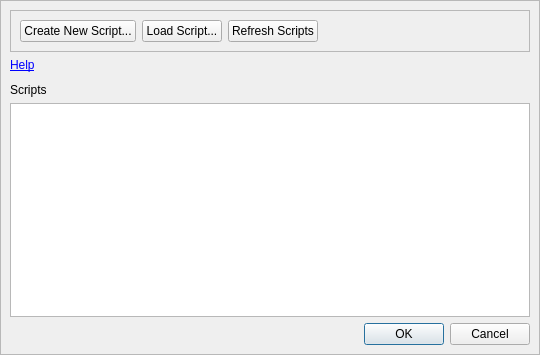
This is forms/customscriptseditor.ui in huderlem/porymap as Qt 5 draws it before an edit. The edited form follows.
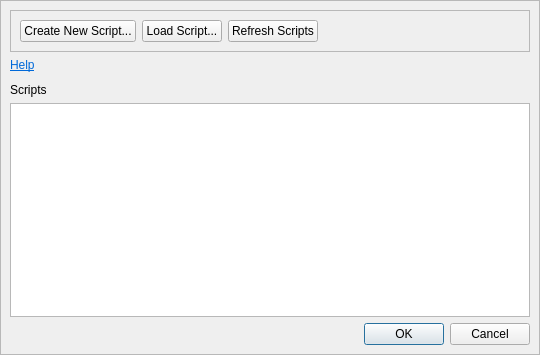
This is the edited form. Icons and pictures are not drawn.

Commit message: Hardcode URL colors (for Windows dark themes)

The edit to the form file:
```diff
--- a/forms/customscriptseditor.ui
+++ b/forms/customscriptseditor.ui
@@ -109,7 +109,7 @@
        <item>
         <widget class="QLabel" name="label_Manual">
          <property name="text">
-          <string>&lt;html&gt;&lt;head/&gt;&lt;body&gt;&lt;p&gt;&lt;a href=&quot;https://huderlem.github.io/porymap/manual/scripting-capabilities.html&quot;&gt;&lt;span style=&quot; text-decoration: underline;&quot;&gt;Help&lt;/span&gt;&lt;/a&gt;&lt;/p&gt;&lt;/body&gt;&lt;/html&gt;</string>
+          <string>&lt;html&gt;&lt;head/&gt;&lt;body&gt;&lt;p&gt;&lt;a href=&quot;https://huderlem.github.io/porymap/manual/scripting-capabilities.html&quot;&gt;&lt;span style=&quot; text-decoration: underline; color:#0069d9;&quot;&gt;Help&lt;/span&gt;&lt;/a&gt;&lt;/p&gt;&lt;/body&gt;&lt;/html&gt;</string>
          </property>
          <property name="openExternalLinks">
           <bool>true</bool>
```
The commit also changes 1 other file.
